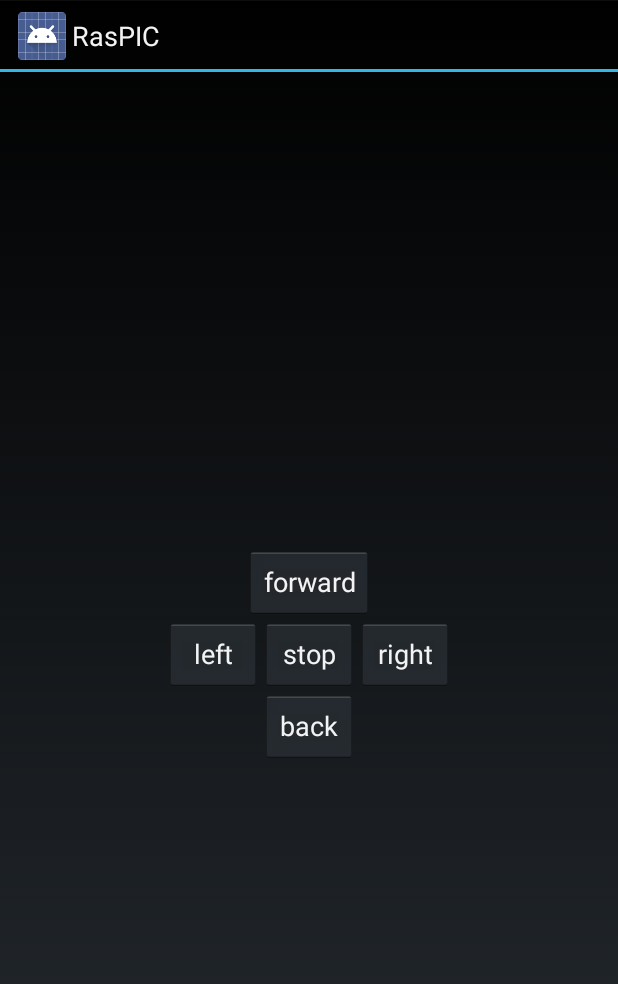
After one commit to Mecin/RasPIC, an Android app: the fragment RaspiControlFragmentSocket shown on its own in the app's theme, on a phone screen of 412 x 824 dp. The commit adds this screen. Shown: the top 984 px of the screen. Run offline under Robolectric (Android 15) with nearby library versions, the phone set to English and light mode, and no system bars.

Commit message:
Added fragment with socket client to connect with Raspberry PI C Server.

```diff
--- a/app/src/main/java/pl/dmcs/mecin/raspic/MainActivity.java
+++ b/app/src/main/java/pl/dmcs/mecin/raspic/MainActivity.java
@@ -61,12 +61,14 @@ public class MainActivity extends Activity implements ScannerFragment.OnListItem
 
     @Override
     public void onConnectionMethodChoose(String ip, int connectMethod) {
+        Bundle bundle =  new Bundle();
         switch (connectMethod) {
             case 0:
+                bundle.putString("IP", ip);
+                switchFragmentWithBundle(new RaspiControlFragmentSocket(), bundle);
                 Log.d("onConnectionMethodChoose","Sockets " + ip);
                 break;
             case 1:
-                Bundle bundle = new Bundle();
                 bundle.putString("IP", ip);
                 switchFragmentWithBundle(new RaspiControlFragmentWeb(), bundle);
                 Log.d("onConnectionMethodChoose","Webview " + ip);
--- /dev/null
+++ b/app/src/main/java/pl/dmcs/mecin/raspic/RaspiControlFragmentSocket.java
@@ -0,0 +1,216 @@
+package pl.dmcs.mecin.raspic;
+
+
+import android.app.ProgressDialog;
+import android.os.AsyncTask;
+import android.os.Bundle;
+import android.app.Fragment;
+import android.util.Log;
+import android.view.LayoutInflater;
+import android.view.View;
+import android.view.ViewGroup;
+import android.webkit.WebView;
+import android.webkit.WebViewClient;
+import android.widget.Button;
+import android.widget.TextView;
+import android.widget.Toast;
+
+import java.io.DataOutputStream;
+import java.io.IOException;
+import java.io.PrintStream;
+import java.net.InetAddress;
+import java.net.Socket;
+import java.net.UnknownHostException;
+
+
+/**
+ * A simple {@link Fragment} subclass.
+ */
+public class RaspiControlFragmentSocket extends Fragment {
+
+    private String RECEIVED_IP = "";
+    private int PORT = 5000;
+
+    private Socket socket;
+
+    private DataOutputStream outToServer;
+
+    public RaspiControlFragmentSocket() {
+        // Required empty public constructor
+    }
+
+    @Override
+    public void onActivityCreated(Bundle savedInstanceState) {
+        //recLifeCycle_with_savedInstanceState(savedInstanceState);
+        super.onActivityCreated(savedInstanceState);
+
+        //TextView textView = (TextView) getActivity().findViewById(R.id.hello_world_socket);
+
+        if(getArguments() != null) {
+            if (getArguments().getString("IP") != null) {
+                Log.d("onActivityCreated", "received " + getArguments().getString("IP"));
+                RECEIVED_IP = getArguments().getString("IP");
+                //textView.append(" IP: " + RECEIVED_IP);
+            }
+        }
+
+        new SockConnection().execute();
+
+        //setRetainInstance(true);
+    }
+
+    @Override
+    public View onCreateView(LayoutInflater inflater, ViewGroup container,
+                             Bundle savedInstanceState) {
+        // Inflate the layout for this fragment
+        View view = inflater.inflate(R.layout.fragment_raspi_control_fragment_socket, container, false);
+
+        // forward button
+        Button forwardButton = (Button) view.findViewById(R.id.forward_button);
+        forwardButton.setOnClickListener(new View.OnClickListener() {
+            @Override
+            public void onClick(View v) {
+                if(outToServer != null) {
+                    try {
+                        // write 8 - forward
+                        Log.d("forward","sending forward signal");
+                        outToServer.writeByte(8);
+                        Log.d("forward","done");
+                    } catch(IOException e) {
+                        e.printStackTrace();
+                    }
+                }
+            }
+        });
+
+        // back button
+        Button backButton = (Button) view.findViewById(R.id.back_button);
+        backButton.setOnClickListener(new View.OnClickListener() {
+            @Override
+            public void onClick(View v) {
+                if(outToServer != null) {
+                    try {
+                        // write 2 - forward
+                        Log.d("back","sending back signal");
+                        outToServer.writeByte(2);
+                        Log.d("back","done");
+                    } catch(IOException e) {
+                        e.printStackTrace();
+                    }
+                }
+            }
+        });
+
+        // left button
+        Button leftButton = (Button) view.findViewById(R.id.left_button);
+        leftButton.setOnClickListener(new View.OnClickListener() {
+            @Override
+            public void onClick(View v) {
+                if(outToServer != null) {
+                    try {
+                        // write 4 - left
+                        Log.d("left","sending left signal");
+                        outToServer.writeByte(4);
+                        Log.d("left","done");
+                    } catch(IOException e) {
+                        e.printStackTrace();
+                    }
+                }
+            }
+        });
+
+        // right button
+        Button rightButton = (Button) view.findViewById(R.id.right_button);
+        rightButton.setOnClickListener(new View.OnClickListener() {
+            @Override
+            public void onClick(View v) {
+                if(outToServer != null) {
+                    try {
+                        // write 6 - right
+                        Log.d("right","sending right signal");
+                        outToServer.writeByte(6);
+                        Log.d("right","done");
+                    } catch(IOException e) {
+                        e.printStackTrace();
+                    }
+                }
+            }
+        });
+
+        // stop button
+        Button stopButton = (Button) view.findViewById(R.id.stop_button);
+        stopButton.setOnClickListener(new View.OnClickListener() {
+            @Override
+            public void onClick(View v) {
+                if(outToServer != null) {
+                    try {
+                        // write 5 - stop
+                        Log.d("stop","sending stop signal");
+                        outToServer.writeByte(5);
+                        Log.d("stop","done");
+                    } catch(IOException e) {
+                        e.printStackTrace();
+                    }
+                }
+            }
+        });
+
+        return view;
+    }
+
+
+    private class SockConnection extends AsyncTask<String, Void, String> {
+
+        public SockConnection() {
+
+        }
+
+        @Override
+        protected void onPreExecute() {
+
+        }
+
+        @Override
+        protected String doInBackground(String... params) {
+
+            Log.d("SOCKET", "trying to connect to " + RECEIVED_IP + ":" + PORT);
+
+            try {
+                InetAddress serverAddress = InetAddress.getByName(RECEIVED_IP);
+                Socket socket = new Socket(serverAddress, PORT);
+
+                //PrintStream printStream = new PrintStream(socket.getOutputStream());
+                Log.d("SOCKET", "connected to " + RECEIVED_IP + ":" + PORT);
+
+                outToServer = new DataOutputStream(socket.getOutputStream());
+                //outToServer.writeByte(8);
+
+            } catch(UnknownHostException e) {
+                e.printStackTrace();
+
+            } catch(Exception e) {
+                e.printStackTrace();
+            } finally {
+                if (socket != null) {
+                    try {
+                        socket.close();
+
+                    } catch (IOException e) {
+                        e.printStackTrace();
+                    }
+
+                }
+            }
+
+            return "DONE";
+        }
+
+        @Override
+        protected void onPostExecute(String a) {
+
+        }
+
+
+    }
+
+}
--- a/app/src/main/java/pl/dmcs/mecin/raspic/RaspiControlFragmentWeb.java
+++ b/app/src/main/java/pl/dmcs/mecin/raspic/RaspiControlFragmentWeb.java
@@ -67,6 +67,7 @@ public class RaspiControlFragmentWeb extends Fragment {
 
 
 
+
         return view;
     }
 
--- /dev/null
+++ b/app/src/main/res/layout/fragment_raspi_control_fragment_socket.xml
@@ -0,0 +1,72 @@
+<LinearLayout
+    xmlns:android="http://schemas.android.com/apk/res/android"
+    xmlns:tools="http://schemas.android.com/tools"
+    android:layout_width="match_parent"
+    android:layout_height="match_parent"
+    android:orientation="vertical"
+    tools:context="pl.dmcs.mecin.raspic.RaspiControlFragmentSocket"
+    android:gravity="center">
+
+    <LinearLayout
+        android:orientation="horizontal"
+        android:layout_gravity="center"
+        android:layout_width="wrap_content"
+        android:layout_height="wrap_content">
+
+        <ImageView
+            android:id="@+id/camera_image"
+            android:layout_width="wrap_content"
+            android:layout_height="wrap_content" />
+
+    </LinearLayout>
+
+    <LinearLayout
+        android:orientation="horizontal"
+        android:layout_gravity="center"
+        android:layout_width="wrap_content"
+        android:layout_height="wrap_content">
+        <Button
+            android:id="@+id/forward_button"
+            android:layout_width="wrap_content"
+            android:layout_height="wrap_content"
+            android:text="@string/forward"/>
+    </LinearLayout>
+
+    <LinearLayout
+        android:orientation="horizontal"
+        android:layout_gravity="center"
+        android:layout_width="wrap_content"
+        android:layout_height="wrap_content">
+
+        <Button
+            android:id="@+id/left_button"
+            android:layout_width="wrap_content"
+            android:layout_height="wrap_content"
+            android:text="@string/turn_left"/>
+
+        <Button
+            android:id="@+id/stop_button"
+            android:layout_width="wrap_content"
+            android:layout_height="wrap_content"
+            android:text="@string/stop"/>
+
+        <Button
+            android:id="@+id/right_button"
+            android:layout_width="wrap_content"
+            android:layout_height="wrap_content"
+            android:text="@string/turn_right"/>
+
+    </LinearLayout>
+
+    <LinearLayout
+        android:orientation="horizontal"
+        android:layout_gravity="center"
+        android:layout_width="wrap_content"
+        android:layout_height="wrap_content">
+        <Button
+            android:id="@+id/back_button"
+            android:layout_width="wrap_content"
+            android:layout_height="wrap_content"
+            android:text="@string/back"/>
+    </LinearLayout>
+</LinearLayout>
--- a/app/src/main/res/values/strings.xml
+++ b/app/src/main/res/values/strings.xml
@@ -19,5 +19,10 @@
     <string name="about_information">This is RasPIC Android Application.</string>
     <string name="version_information">Version 0.1.0.</string>
     <string name="swipe_shake_left_right">(swipe or shake)</string>
+    <string name="forward">forward</string>
+    <string name="back">back</string>
+    <string name="turn_left">left</string>
+    <string name="turn_right">right</string>
+    <string name="stop">stop</string>
 
 </resources>
```
